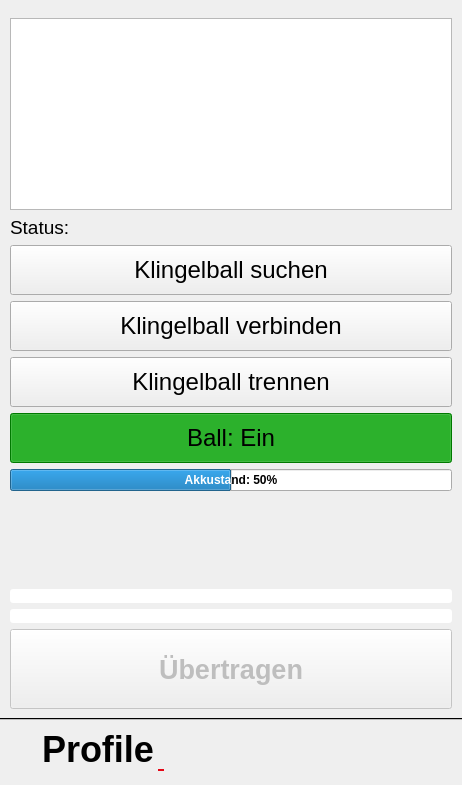
The window that klingelballui.ui (Sammasas/Klingelball-App) describes before a commit, drawn with Qt 5.
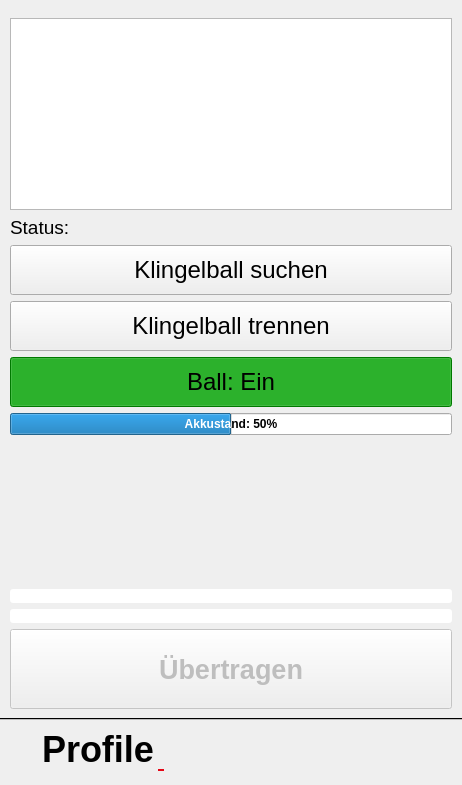
The same window after the commit. The open tabs and pages were chosen to show the change. Icons and pictures are not drawn.

```diff
--- a/klingelballui.ui
+++ b/klingelballui.ui
@@ -121,7 +121,7 @@
        </size>
       </property>
       <property name="elideMode">
-       <enum>Qt::ElideNone</enum>
+       <enum>Qt::ElideMiddle</enum>
       </property>
       <property name="usesScrollButtons">
        <bool>false</bool>
@@ -2231,27 +2231,6 @@
           </property>
          </widget>
         </item>
-        <item>
-         <widget class="QPushButton" name="connectKlingelball">
-          <property name="minimumSize">
-           <size>
-            <width>0</width>
-            <height>50</height>
-           </size>
-          </property>
-          <property name="font">
-           <font>
-            <pointsize>18</pointsize>
-           </font>
-          </property>
-          <property name="accessibleName">
-           <string>Klingelball verbinden Taste</string>
-          </property>
-          <property name="text">
-           <string>Klingelball verbinden</string>
-          </property>
-         </widget>
-        </item>
         <item>
          <widget class="QPushButton" name="disconnectKlingelball">
           <property name="minimumSize">
```
Left out of the diff: 33 changed lines with no effect on the pictures.
